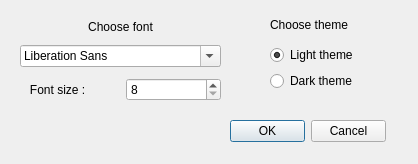
This is style/settings_widget.ui in kopollo/anti-plagiat as Qt 5 draws it before an edit. The edited form follows.
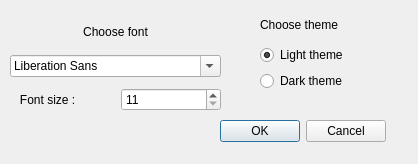
This is the edited form.

```diff
--- a/style/settings_widget.ui
+++ b/style/settings_widget.ui
@@ -16,9 +16,9 @@
   <widget class="QWidget" name="verticalLayoutWidget">
    <property name="geometry">
     <rect>
-     <x>270</x>
+     <x>260</x>
      <y>10</y>
-     <width>101</width>
+     <width>141</width>
      <height>81</height>
     </rect>
    </property>
@@ -61,9 +61,9 @@
   <widget class="QDialogButtonBox" name="buttonBox">
    <property name="geometry">
     <rect>
-     <x>230</x>
+     <x>145</x>
      <y>120</y>
-     <width>156</width>
+     <width>241</width>
      <height>23</height>
     </rect>
    </property>
@@ -74,10 +74,10 @@
   <widget class="QWidget" name="verticalLayoutWidget_2">
    <property name="geometry">
     <rect>
-     <x>20</x>
+     <x>10</x>
      <y>20</y>
-     <width>201</width>
-     <height>81</height>
+     <width>211</width>
+     <height>91</height>
     </rect>
    </property>
    <layout class="QVBoxLayout" name="verticalLayout_2">
@@ -118,10 +118,13 @@
       <item>
        <widget class="QSpinBox" name="font_size_spin_box">
         <property name="minimum">
-         <number>8</number>
+         <number>11</number>
         </property>
         <property name="maximum">
-         <number>15</number>
+         <number>23</number>
+        </property>
+        <property name="value">
+         <number>11</number>
         </property>
        </widget>
       </item>
```
